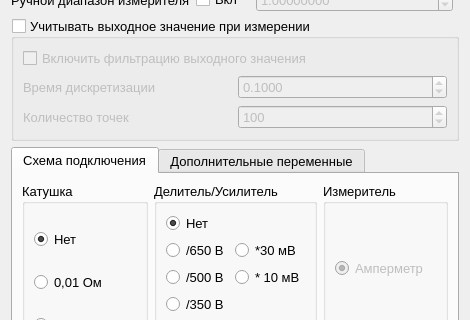
Old version of the form ui/edit_cell_config_dialog.ui in the repository irsural/clb_autocalibration; both pictures show x 0 to 470 and y 169 to 489 of the 470 by 630 pixel window.
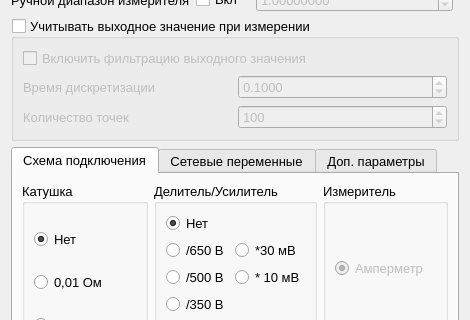
New version of the form. Icons and pictures are not drawn. Custom widgets are drawn as their Qt base class.

What changed in the file:
```diff
--- a/ui/edit_cell_config_dialog.ui
+++ b/ui/edit_cell_config_dialog.ui
@@ -516,7 +516,7 @@
        </widget>
        <widget class="QWidget" name="tab_2">
         <attribute name="title">
-         <string>Дополнительные переменные</string>
+         <string>Сетевые переменные</string>
         </attribute>
         <layout class="QVBoxLayout" name="verticalLayout_6">
          <item>
@@ -610,6 +610,11 @@
          </item>
         </layout>
        </widget>
+       <widget class="QWidget" name="tab_3">
+        <attribute name="title">
+         <string>Доп. параметры</string>
+        </attribute>
+       </widget>
       </widget>
      </item>
     </layout>
```
Left out of the diff: 2 changed lines with no effect on the pictures.
